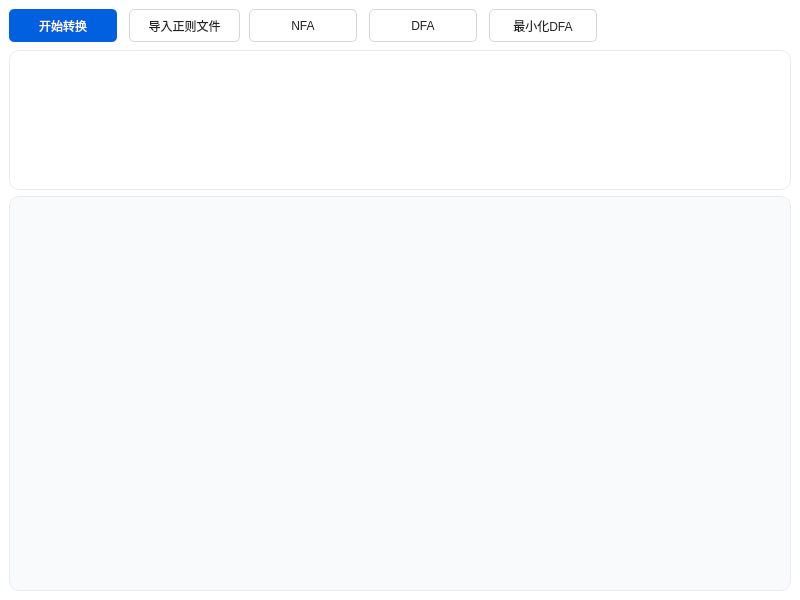
Above: regex_to_dfa_converter/mainwindow.ui from Aurora-N/principles_of_compilers_project before the change. Below: the same form after it.
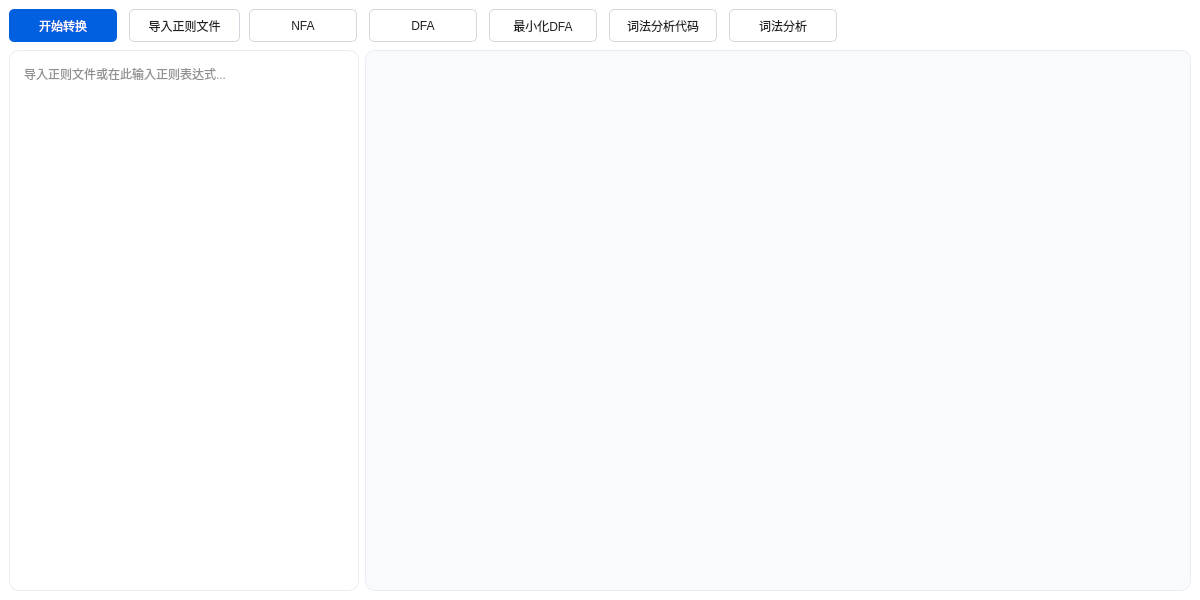
That is the form after the change.

Commit message: feat: lex代码生成部分

What changed in the file:
```diff
--- a/regex_to_dfa_converter/mainwindow.ui
+++ b/regex_to_dfa_converter/mainwindow.ui
@@ -6,10 +6,16 @@
    <rect>
     <x>0</x>
     <y>0</y>
-    <width>800</width>
+    <width>1200</width>
     <height>600</height>
    </rect>
   </property>
+  <property name="minimumSize">
+   <size>
+    <width>1200</width>
+    <height>600</height>
+   </size>
+  </property>
   <property name="windowTitle">
    <string>正则表达式到DFA图转换器</string>
   </property>
@@ -157,10 +163,60 @@
         <string>导入正则文件</string>
        </property>
       </widget>
+      <widget class="QPushButton" name="pushButton_show_code">
+       <property name="geometry">
+        <rect>
+         <x>600</x>
+         <y>0</y>
+         <width>108</width>
+         <height>33</height>
+        </rect>
+       </property>
+       <property name="styleSheet">
+        <string notr="true">QPushButton {
+    background-color: #ffffff;
+    color: #222222;
+    border-radius: 5px;
+    border: 1px solid #d2d7dd;
+}
+
+QPushButton:hover {
+    background-color: #f5f5f5;
+}</string>
+       </property>
+       <property name="text">
+        <string>词法分析代码</string>
+       </property>
+      </widget>
+      <widget class="QPushButton" name="pushButton_show_code_2">
+       <property name="geometry">
+        <rect>
+         <x>720</x>
+         <y>0</y>
+         <width>108</width>
+         <height>33</height>
+        </rect>
+       </property>
+       <property name="styleSheet">
+        <string notr="true">QPushButton {
+    background-color: #ffffff;
+    color: #222222;
+    border-radius: 5px;
+    border: 1px solid #d2d7dd;
+}
+
+QPushButton:hover {
+    background-color: #f5f5f5;
+}</string>
+       </property>
+       <property name="text">
+        <string>词法分析</string>
+       </property>
+      </widget>
      </widget>
     </item>
     <item>
-     <layout class="QVBoxLayout" name="verticalLayout_2">
+     <layout class="QHBoxLayout" name="horizontalLayout">
       <item>
        <widget class="QPlainTextEdit" name="input_area">
         <property name="sizePolicy">
@@ -171,8 +227,8 @@
         </property>
         <property name="maximumSize">
          <size>
-          <width>16777215</width>
-          <height>140</height>
+          <width>350</width>
+          <height>16777215</height>
          </size>
         </property>
         <property name="styleSheet">
@@ -222,6 +278,9 @@
         <property name="documentTitle">
          <string/>
         </property>
+        <property name="placeholderText">
+         <string>导入正则文件或在此输入正则表达式...</string>
+        </property>
        </widget>
       </item>
       <item>
@@ -257,7 +316,16 @@
     color: #222222;
     border-radius: 10px;
     border: 1px solid #d2d7dd;
-padding: 10px;
+    padding: 10px;
+}
+
+QPlainTextEdit {
+    background-color: #ffffff;
+    color: #222222;
+    border-radius: 10px;
+    border: 1px solid #d2d7dd;
+    padding: 10px;
+    font: 10pt &quot;Courier&quot;;
 }
 
 QPushButton:hover {
@@ -302,8 +370,8 @@
           <rect>
            <x>0</x>
            <y>0</y>
-           <width>754</width>
-           <height>365</height>
+           <width>797</width>
+           <height>512</height>
           </rect>
          </property>
         </widget>
```
The commit also changes 6 other files.
